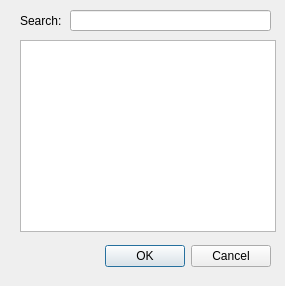
Kst-plot/kst, file src/widgets/scalarlistselector.ui: the form before one commit.
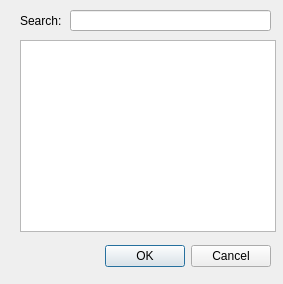
The form after the commit.

What changed in the file:
```diff
--- a/src/widgets/scalarlistselector.ui
+++ b/src/widgets/scalarlistselector.ui
@@ -1,12 +1,12 @@
 <ui version="4.0" >
  <class>ScalarListSelector</class>
- <widget class="QDialog" name="ScalarListSelector" >
-  <property name="geometry" >
+ <widget class="QDialog" name="ScalarListSelector">
+  <property name="geometry">
    <rect>
     <x>0</x>
     <y>0</y>
-    <width>285</width>
-    <height>286</height>
+    <width>283</width>
+    <height>284</height>
    </rect>
   </property>
   <property name="windowTitle" >
```
Left out of the diff: 66 changed lines with no effect on the pictures.
